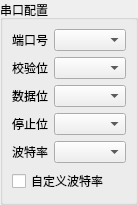
The window that src/modbus/common/SAKModbusCommonSerialPortSection.ui (x-tools-author/x-tools) describes before a commit, drawn with Qt 5.
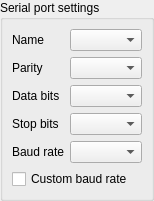
The same window after the commit.

```diff
--- a/src/modbus/common/SAKModbusCommonSerialPortSection.ui
+++ b/src/modbus/common/SAKModbusCommonSerialPortSection.ui
@@ -41,7 +41,7 @@
       </sizepolicy>
      </property>
      <property name="title">
-      <string>串口配置</string>
+      <string>Serial port settings</string>
      </property>
      <layout class="QGridLayout" name="gridLayout">
       <property name="leftMargin">
@@ -56,7 +56,7 @@
          </sizepolicy>
         </property>
         <property name="text">
-         <string>端口号</string>
+         <string>Name</string>
         </property>
        </widget>
       </item>
@@ -73,13 +73,13 @@
       <item row="1" column="0">
        <widget class="QLabel" name="label_2">
         <property name="sizePolicy">
-         <sizepolicy hsizetype="Ignored" vsizetype="Preferred">
+         <sizepolicy hsizetype="Fixed" vsizetype="Preferred">
           <horstretch>0</horstretch>
           <verstretch>0</verstretch>
          </sizepolicy>
         </property>
         <property name="text">
-         <string>校验位</string>
+         <string>Parity</string>
         </property>
        </widget>
       </item>
@@ -89,13 +89,13 @@
       <item row="2" column="0">
        <widget class="QLabel" name="label_3">
         <property name="sizePolicy">
-         <sizepolicy hsizetype="Ignored" vsizetype="Preferred">
+         <sizepolicy hsizetype="Fixed" vsizetype="Preferred">
           <horstretch>0</horstretch>
           <verstretch>0</verstretch>
          </sizepolicy>
         </property>
         <property name="text">
-         <string>数据位</string>
+         <string>Data bits</string>
         </property>
        </widget>
       </item>
@@ -104,8 +104,14 @@
       </item>
       <item row="3" column="0">
        <widget class="QLabel" name="label_16">
+        <property name="sizePolicy">
+         <sizepolicy hsizetype="Fixed" vsizetype="Preferred">
+          <horstretch>0</horstretch>
+          <verstretch>0</verstretch>
+         </sizepolicy>
+        </property>
         <property name="text">
-         <string>停止位</string>
+         <string>Stop bits</string>
         </property>
        </widget>
       </item>
@@ -115,13 +121,13 @@
       <item row="4" column="0">
        <widget class="QLabel" name="label_4">
         <property name="sizePolicy">
-         <sizepolicy hsizetype="Ignored" vsizetype="Preferred">
+         <sizepolicy hsizetype="Fixed" vsizetype="Preferred">
           <horstretch>0</horstretch>
           <verstretch>0</verstretch>
          </sizepolicy>
         </property>
         <property name="text">
-         <string>波特率</string>
+         <string>Baud rate</string>
         </property>
        </widget>
       </item>
@@ -131,7 +137,7 @@
       <item row="5" column="0" colspan="2">
        <widget class="QCheckBox" name="customBaudRateCheckBox">
         <property name="text">
-         <string>自定义波特率</string>
+         <string>Custom baud rate</string>
         </property>
        </widget>
       </item>
```
